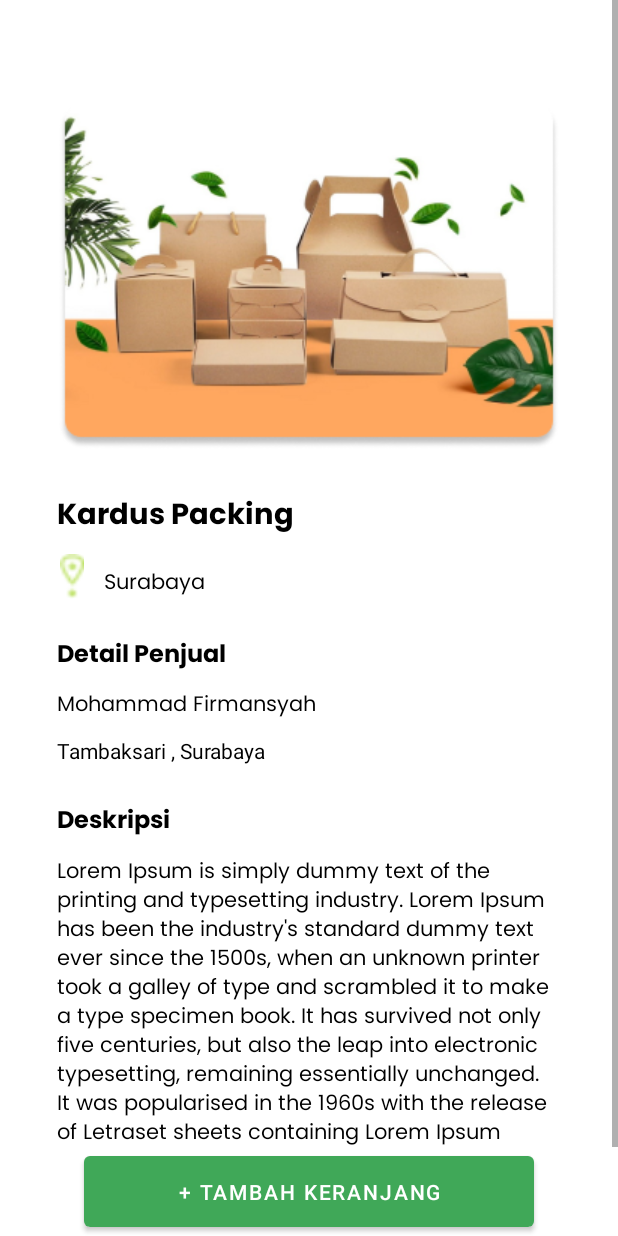
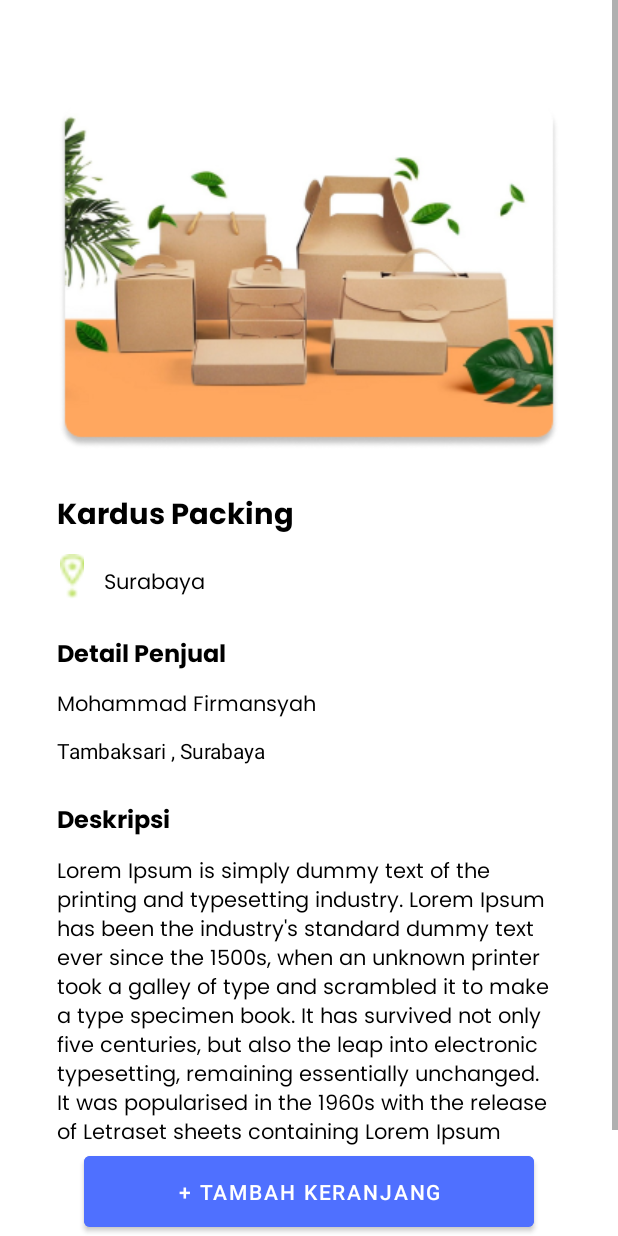
Before and after one commit to ReCyclo-Bangkit-2023/ReCyclo-android, an Android app: the DetailActivity screen opened directly, with no data from a screen before it, on a phone screen of 412 x 824 dp. Run offline under Robolectric (Android 15) with nearby library versions, the light colour scheme and no system bars.

Commit message:
fix changing color cta tambah keranjang

```diff
--- a/app/src/main/res/layout/activity_detail.xml
+++ b/app/src/main/res/layout/activity_detail.xml
@@ -10,6 +10,7 @@
 <ScrollView
     android:layout_width="match_parent"
     android:layout_height="match_parent"
+    android:layout_marginBottom="20dp"
     >
 
     <androidx.constraintlayout.widget.ConstraintLayout
@@ -120,9 +121,11 @@
             android:layout_marginStart="38dp"
             android:layout_marginTop="8dp"
             android:layout_marginEnd="38dp"
+            android:layout_marginBottom="32dp"
             android:fontFamily="@font/poppins_regular"
             android:text="Lorem Ipsum is simply dummy text of the printing and typesetting industry. Lorem Ipsum has been the industry's standard dummy text ever since the 1500s, when an unknown printer took a galley of type and scrambled it to make a type specimen book. It has survived not only five centuries, but also the leap into electronic typesetting, remaining essentially unchanged. It was popularised in the 1960s with the release of Letraset sheets containing Lorem Ipsum passages, and more recently with desktop publishing software like Aldus PageMaker including versions of Lorem Ipsum"
             android:textColor="@color/black"
+            app:layout_constraintBottom_toBottomOf="parent"
             app:layout_constraintEnd_toEndOf="parent"
             app:layout_constraintHorizontal_bias="0.107"
             app:layout_constraintStart_toStartOf="parent"
@@ -135,7 +138,9 @@
         android:id="@+id/clBuyNowSticky"
         android:background="@color/white"
         android:layout_width="match_parent"
-        android:layout_height="wrap_content">
+        android:layout_height="wrap_content"
+        android:layout_marginTop="10dp"
+        >
 
 
         <Button
@@ -143,6 +148,7 @@
             android:layout_width="300dp"
             android:layout_height="59dp"
             android:text="+ Tambah keranjang"
+            android:backgroundTint="@color/cta_purple"
             app:layout_constraintEnd_toEndOf="parent"
             app:layout_constraintStart_toStartOf="parent"
             app:layout_constraintTop_toTopOf="parent" />
```
